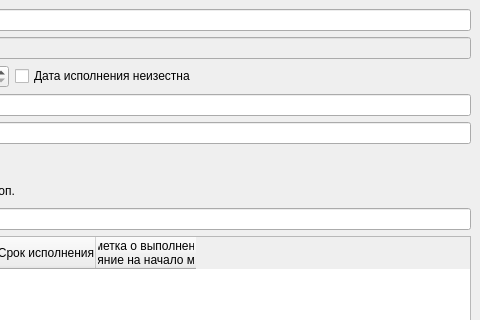
parlamentyor/auto_correct_plan, file prilogenie/addstage.ui: the form before one commit; both pictures show x 320 to 800 and y 0 to 320 of the 800 by 616 pixel window.
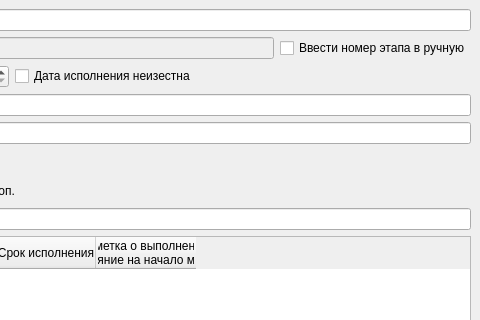
The form after the commit.

```diff
--- a/prilogenie/addstage.ui
+++ b/prilogenie/addstage.ui
@@ -49,6 +49,13 @@
         </property>
        </widget>
       </item>
+      <item>
+       <widget class="QCheckBox" name="cb_correct_number">
+        <property name="text">
+         <string>Ввести номер этапа в ручную</string>
+        </property>
+       </widget>
+      </item>
      </layout>
     </item>
     <item>
```
